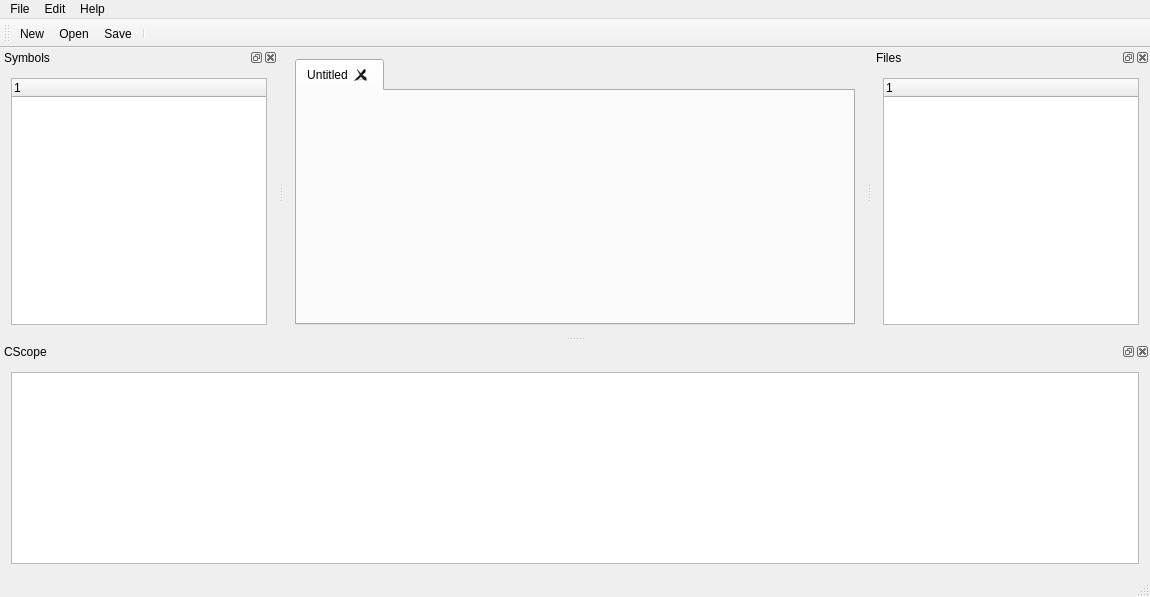
First picture: the form in mainwindow.ui, repository doganckaratas/kscope-ng, before the edit.
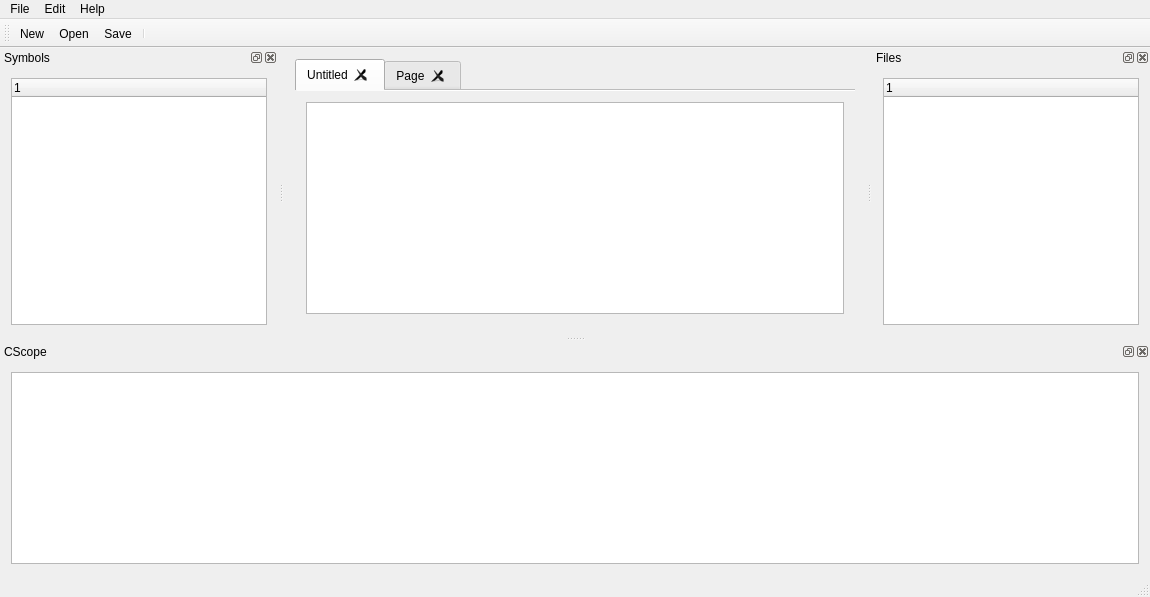
Second picture: the form after the edit.

Commit message: Added dummy text editor

Patch:
```diff
--- a/mainwindow.ui
+++ b/mainwindow.ui
@@ -20,6 +20,9 @@
       <property name="currentIndex">
        <number>0</number>
       </property>
+      <property name="documentMode">
+       <bool>true</bool>
+      </property>
       <property name="tabsClosable">
        <bool>true</bool>
       </property>
@@ -30,7 +33,16 @@
        <attribute name="title">
         <string>Untitled</string>
        </attribute>
-       <layout class="QHBoxLayout" name="horizontalLayout_3"/>
+       <layout class="QHBoxLayout" name="horizontalLayout_3">
+        <item>
+         <widget class="QTextEdit" name="textEdit"/>
+        </item>
+       </layout>
+      </widget>
+      <widget class="QWidget" name="tab_2">
+       <attribute name="title">
+        <string>Page</string>
+       </attribute>
       </widget>
      </widget>
     </item>
```
Left out of the diff: 2 changed lines with no effect on the pictures.
